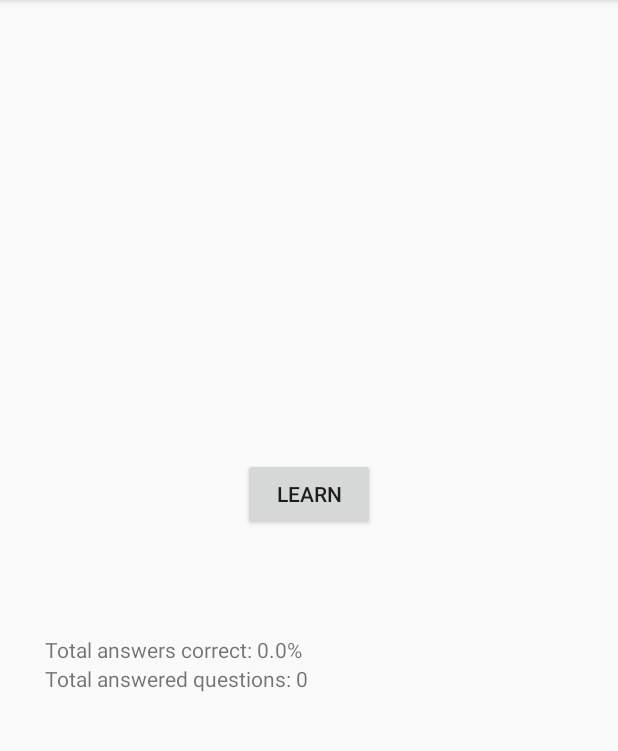
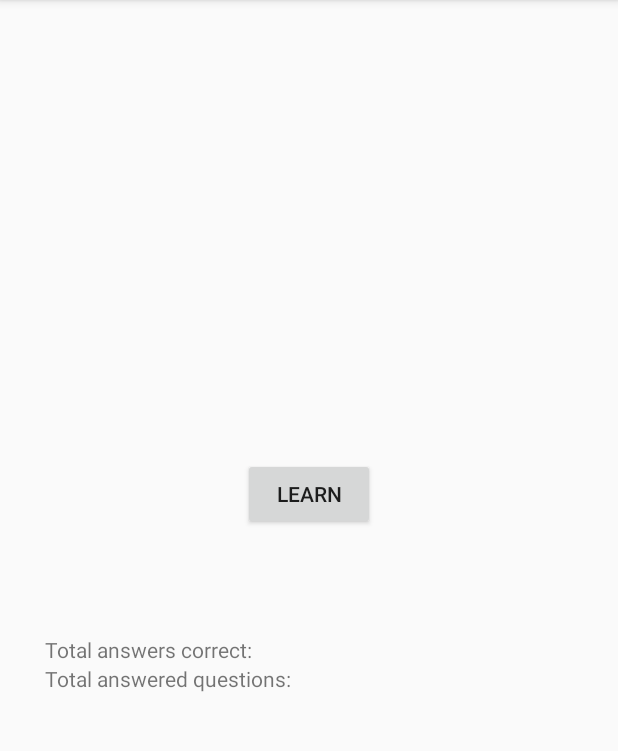
Before and after one commit to Fantajim/EcoQuiz, an Android app: the screen it shows after launch (MainActivity), on a phone screen of 412 x 824 dp, the part 84-835 px from its top. Run offline under Robolectric (Android 15) with nearby library versions, the phone set to English and light mode, and no system bars.

Commit message:
removed shared preferences

```diff
--- a/app/src/main/java/com/example/ecoquiz/MainActivity.java
+++ b/app/src/main/java/com/example/ecoquiz/MainActivity.java
@@ -23,8 +23,6 @@ public class MainActivity extends AppCompatActivity {
     public static ArrayList<Question> questionList = new ArrayList<>();
     public static SharedPreferences sharedPreferences;
     public static SharedPreferences.Editor editor;
-    private TextView tvCorrectAnswers;
-    private TextView tvTotalAnswers;
 
     @Override
     protected void onCreate(Bundle savedInstanceState) {
@@ -37,19 +35,6 @@ public class MainActivity extends AppCompatActivity {
         // TODO: 06.04.20 Submit questions
         // TODO: 06.04.20 About
 
-        sharedPreferences = getSharedPreferences(getString(R.string.FILE_NAME), Context.MODE_PRIVATE);
-        editor = sharedPreferences.edit();
-        tvCorrectAnswers = findViewById(R.id.tvCorrectAnswers);
-        tvTotalAnswers = findViewById(R.id.tvTotalAnswers);
-
-        int temp = sharedPreferences.getInt(getString(R.string.TOTAL_CORRECT),0);
-        int temp2 = sharedPreferences.getInt(getString(R.string.TOTAL_QUESTIONS), 0);
-
-        Double temp3 = (new Double(temp) / new Double(temp2))*100;
-        temp3 =(double) Math.round(temp3*100)/100;
-
-        tvCorrectAnswers.setText(tvCorrectAnswers.getText().toString().concat(Double.toString(temp3)).concat("%"));
-        tvTotalAnswers.setText(tvTotalAnswers.getText().toString().concat(Integer.toString(temp2)));
 
         if (!questionList.isEmpty()) questionList.clear();
             createQuestions();
--- a/app/src/main/java/com/example/ecoquiz/MemeFragment.java
+++ b/app/src/main/java/com/example/ecoquiz/MemeFragment.java
@@ -186,7 +186,8 @@ public class MemeFragment extends Fragment {
 
         protected void onPostExecute(Bitmap result) {
             BitmapDrawable bdrawable = new BitmapDrawable(getContext().getResources(),result);
-            bmImage.setBackground(bdrawable);
+            bmImage.setImageBitmap(result);
+            //bmImage.setBackground(bdrawable);
             btMemeContinue.setEnabled(true);
             btMemeContinue.setText(getString(R.string.btMemeContinue));
         }
```
Also changed, not shown: app/src/main/java/com/example/ecoquiz/QuestionActivity.java (+0 -7 lines), app/src/main/java/com/example/ecoquiz/QuestionFragment.java (+9 -1 lines).
